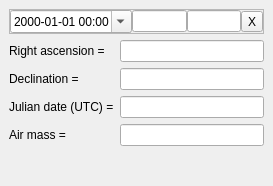
This is source/cpp/CAirMassDockWidget.ui in dmotl/ephemerides as Qt 5 draws it before an edit. The edited form follows.
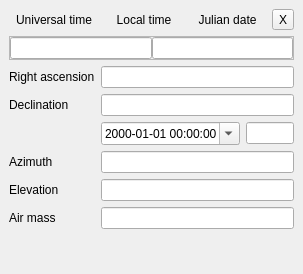
This is the edited form.

What changed in the file:
```diff
--- a/source/cpp/CAirMassDockWidget.ui
+++ b/source/cpp/CAirMassDockWidget.ui
@@ -6,8 +6,8 @@
    <rect>
     <x>0</x>
     <y>0</y>
-    <width>273</width>
-    <height>186</height>
+    <width>303</width>
+    <height>274</height>
    </rect>
   </property>
   <property name="windowTitle">
@@ -15,6 +15,86 @@
   </property>
   <widget class="QWidget" name="dockWidgetContents">
    <layout class="QVBoxLayout" name="verticalLayout">
+    <item>
+     <layout class="QGridLayout" name="gridLayout_2">
+      <property name="topMargin">
+       <number>0</number>
+      </property>
+      <item row="0" column="0">
+       <widget class="QToolButton" name="utcButton">
+        <property name="sizePolicy">
+         <sizepolicy hsizetype="Expanding" vsizetype="Fixed">
+          <horstretch>0</horstretch>
+          <verstretch>0</verstretch>
+         </sizepolicy>
+        </property>
+        <property name="text">
+         <string>Universal time</string>
+        </property>
+        <property name="checkable">
+         <bool>true</bool>
+        </property>
+        <property name="autoExclusive">
+         <bool>true</bool>
+        </property>
+        <property name="autoRaise">
+         <bool>true</bool>
+        </property>
+       </widget>
+      </item>
+      <item row="0" column="1">
+       <widget class="QToolButton" name="localButton">
+        <property name="sizePolicy">
+         <sizepolicy hsizetype="Expanding" vsizetype="Fixed">
+          <horstretch>0</horstretch>
+          <verstretch>0</verstretch>
+         </sizepolicy>
+        </property>
+        <property name="text">
+         <string>Local time</string>
+        </property>
+        <property name="checkable">
+         <bool>true</bool>
+        </property>
+        <property name="autoExclusive">
+         <bool>true</bool>
+        </property>
+        <property name="autoRaise">
+         <bool>true</bool>
+        </property>
+       </widget>
+      </item>
+      <item row="0" column="2">
+       <widget class="QToolButton" name="jdButton">
+        <property name="sizePolicy">
+         <sizepolicy hsizetype="Expanding" vsizetype="Fixed">
+          <horstretch>0</horstretch>
+          <verstretch>0</verstretch>
+         </sizepolicy>
+        </property>
+        <property name="text">
+         <string>Julian date</string>
+        </property>
+        <property name="checkable">
+         <bool>true</bool>
+        </property>
+        <property name="autoExclusive">
+         <bool>true</bool>
+        </property>
+        <property name="autoRaise">
+         <bool>true</bool>
+        </property>
+       </widget>
+      </item>
+      <item row="0" column="3">
+       <widget class="QToolButton" name="resetButton">
+        <property name="text">
+         <string notr="true">X</string>
+        </property>
+       </widget>
+      </item>
+     </layout>
+    </item>
     <item>
      <widget class="QFrame" name="frame_3">
       <property name="frameShape">
@@ -39,22 +119,6 @@
        <property name="bottomMargin">
         <number>0</number>
        </property>
-       <item>
-        <widget class="QDateTimeEdit" name="dateTimeEdit">
-         <property name="sizePolicy">
-          <sizepolicy hsizetype="Expanding" vsizetype="Fixed">
-           <horstretch>1</horstretch>
-           <verstretch>0</verstretch>
-          </sizepolicy>
-         </property>
-         <property name="displayFormat">
-          <string>yyyy-MM-dd HH:mm</string>
-         </property>
-         <property name="calendarPopup">
-          <bool>true</bool>
-         </property>
-        </widget>
-       </item>
        <item>
         <widget class="QLineEdit" name="lonEdit">
          <property name="sizePolicy">
@@ -81,62 +145,99 @@
          </property>
         </widget>
        </item>
-       <item>
-        <widget class="QToolButton" name="resetButton">
-         <property name="text">
-          <string notr="true">X</string>
-         </property>
-        </widget>
-       </item>
       </layout>
      </widget>
     </item>
     <item>
      <layout class="QGridLayout" name="gridLayout">
-      <item row="2" column="0">
-       <widget class="QLabel" name="jdLabel">
-        <property name="text">
-         <string>Julian date (UTC) =</string>
-        </property>
-       </widget>
-      </item>
-      <item row="3" column="0">
+      <item row="5" column="0">
        <widget class="QLabel" name="amLabel">
         <property name="text">
-         <string>Air mass =</string>
+         <string>Air mass</string>
         </property>
        </widget>
       </item>
       <item row="1" column="1">
        <widget class="QLineEdit" name="decEdit"/>
       </item>
-      <item row="3" column="1">
+      <item row="0" column="1">
+       <widget class="QLineEdit" name="raEdit"/>
+      </item>
+      <item row="4" column="0">
+       <widget class="QLabel" name="altLabel">
+        <property name="text">
+         <string>Elevation</string>
+        </property>
+       </widget>
+      </item>
+      <item row="2" column="1">
+       <layout class="QHBoxLayout" name="horizontalLayout_2">
+        <item>
+         <widget class="QDateTimeEdit" name="dateEdit">
+          <property name="sizePolicy">
+           <sizepolicy hsizetype="Expanding" vsizetype="Fixed">
+            <horstretch>0</horstretch>
+            <verstretch>0</verstretch>
+           </sizepolicy>
+          </property>
+          <property name="displayFormat">
+           <string>yyyy-MM-dd HH:mm:ss</string>
+          </property>
+          <property name="calendarPopup">
+           <bool>true</bool>
+          </property>
+         </widget>
+        </item>
+        <item>
+         <widget class="QLineEdit" name="jdEdit"/>
+        </item>
+       </layout>
+      </item>
+      <item row="0" column="0">
+       <widget class="QLabel" name="raLabel">
+        <property name="text">
+         <string>Right ascension</string>
+        </property>
+       </widget>
+      </item>
+      <item row="5" column="1">
        <widget class="QLineEdit" name="amEdit">
         <property name="readOnly">
          <bool>true</bool>
         </property>
        </widget>
       </item>
+      <item row="4" column="1">
+       <widget class="QLineEdit" name="altEdit">
+        <property name="readOnly">
+         <bool>true</bool>
+        </property>
+       </widget>
+      </item>
+      <item row="2" column="0">
+       <widget class="QLabel" name="dateLabel">
+        <property name="text">
+         <string/>
+        </property>
+       </widget>
+      </item>
       <item row="1" column="0">
        <widget class="QLabel" name="decLabel">
         <property name="text">
-         <string>Declination =</string>
+         <string>Declination</string>
         </property>
        </widget>
       </item>
-      <item row="2" column="1">
-       <widget class="QLineEdit" name="jdEdit"/>
+      <item row="3" column="1">
+       <widget class="QLineEdit" name="azEdit"/>
       </item>
-      <item row="0" column="0">
-       <widget class="QLabel" name="raLabel">
+      <item row="3" column="0">
+       <widget class="QLabel" name="azLabel">
         <property name="text">
-         <string>Right ascension =</string>
+         <string>Azimuth</string>
         </property>
        </widget>
       </item>
-      <item row="0" column="1">
-       <widget class="QLineEdit" name="raEdit"/>
-      </item>
      </layout>
     </item>
     <item>
```
